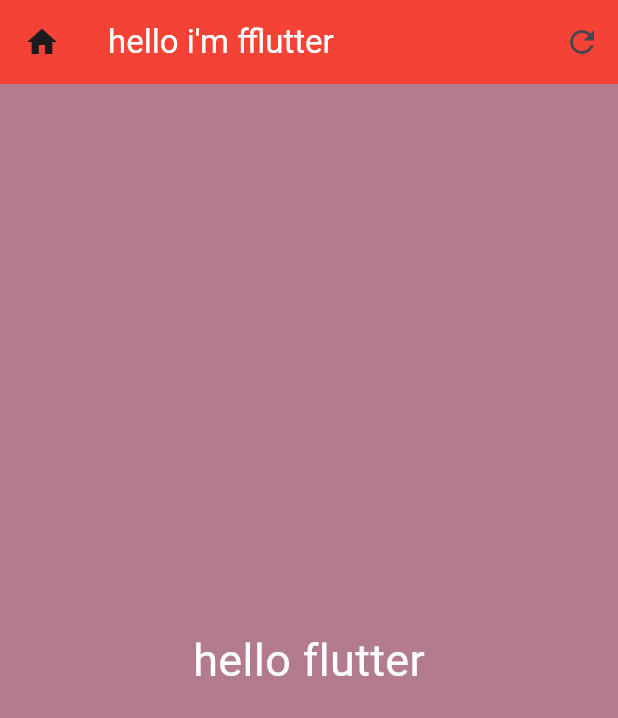
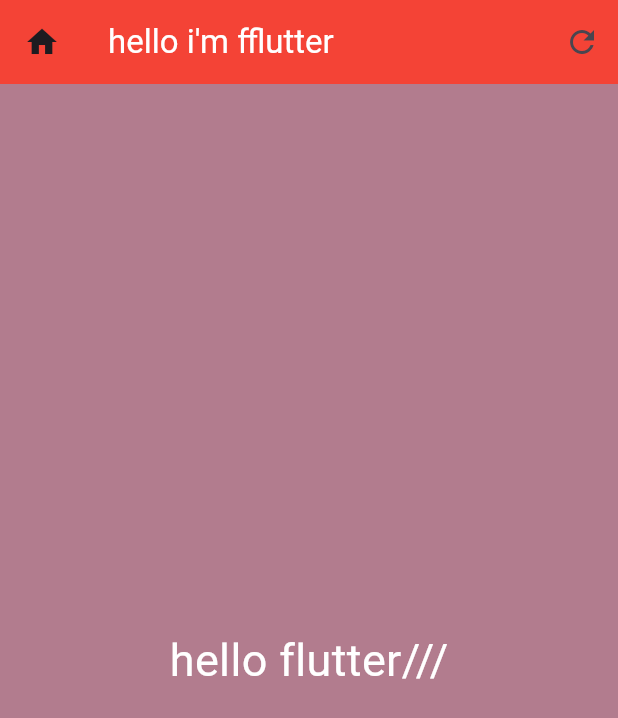
Before and after one commit to chethana170/flutterproj1, a Flutter app: the screen it shows after launch, on a phone screen of 412 x 824 dp. Shown: the top 718 px of the screen. Run offline on Flutter 3.47's test engine with Material 3 defaults, Android fonts, the phone set to English and light mode, and no system bars.

Commit message:
added extra //

```diff
--- a/lib/main.dart
+++ b/lib/main.dart
@@ -22,7 +22,7 @@ void main() =>runApp(HelloFlutter());
         ),
       body:const Center(
         child:Text(
-          "hello flutter",
+          "hello flutter///",
           style:TextStyle(fontSize:30,color:Colors.white)),)
       )
       )
```
